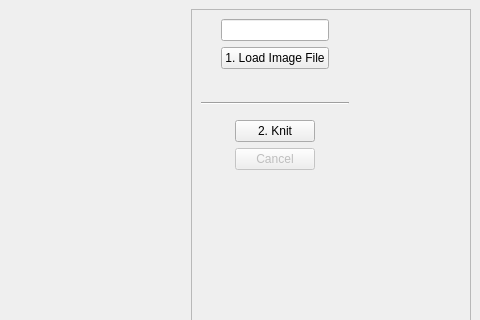
The window that src/main/python/ayab/main_gui.ui (AllYarnsAreBeautiful/ayab-desktop) describes before a commit, drawn with Qt 5; both pictures show x 528 to 1008 and y 0 to 320 of the 1008 by 900 pixel window.
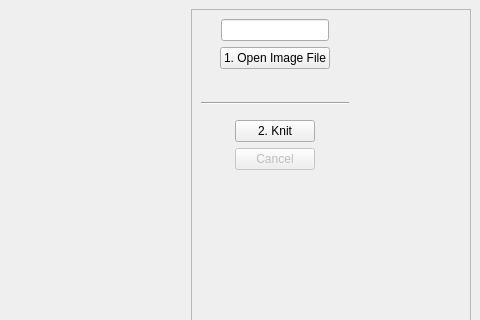
The same window after the commit.

The edit to the form file:
```diff
--- a/src/main/python/ayab/main_gui.ui
+++ b/src/main/python/ayab/main_gui.ui
@@ -196,7 +196,7 @@
              </sizepolicy>
             </property>
             <property name="text">
-             <string>1. Load Image File</string>
+             <string>1. Open Image File</string>
             </property>
             <property name="shortcut">
              <string notr="true">Ctrl+O</string>
```
Left out of the diff: 2 changed lines with no effect on the pictures.
